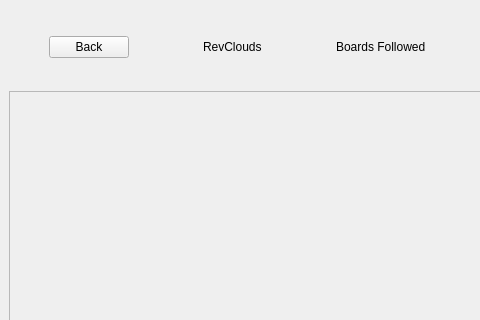
Before: the Qt Designer form Paxel/followedboards.ui in ClownKingWalrus/PAXEL, drawn with Qt 5; both pictures show x 0 to 480 and y 0 to 320 of the 671 by 600 pixel window.
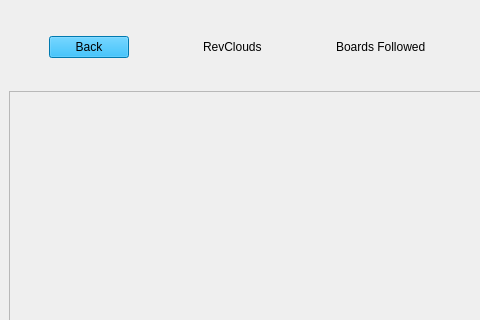
After: the same form once the commit is applied.

Patch:
```diff
--- a/Paxel/followedboards.ui
+++ b/Paxel/followedboards.ui
@@ -47,7 +47,14 @@
            </sizepolicy>
           </property>
           <property name="styleSheet">
-           <string notr="true">font: 20pt &quot;MS Sans Serif&quot;;</string>
+           <string notr="true">QPushButton { color: rgb(0, 0, 0);
+font:  700 17pt &quot;MS Sans Serif&quot;;
+background-color: rgb(0, 170, 245);
+}
+
+QPushButton:Hover {
+background-color: rgb(10, 180, 255);
+}</string>
           </property>
           <property name="text">
            <string>Back</string>
```
